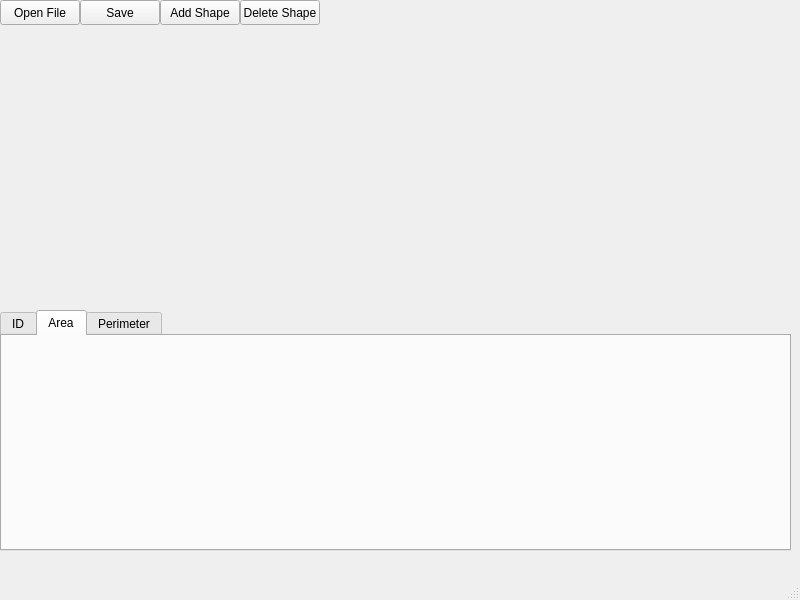
Qt form Group Project/ScrumOfTheEarth/mainwindow.ui (yosmo78/ScrumOfTheEarth) before a commit.
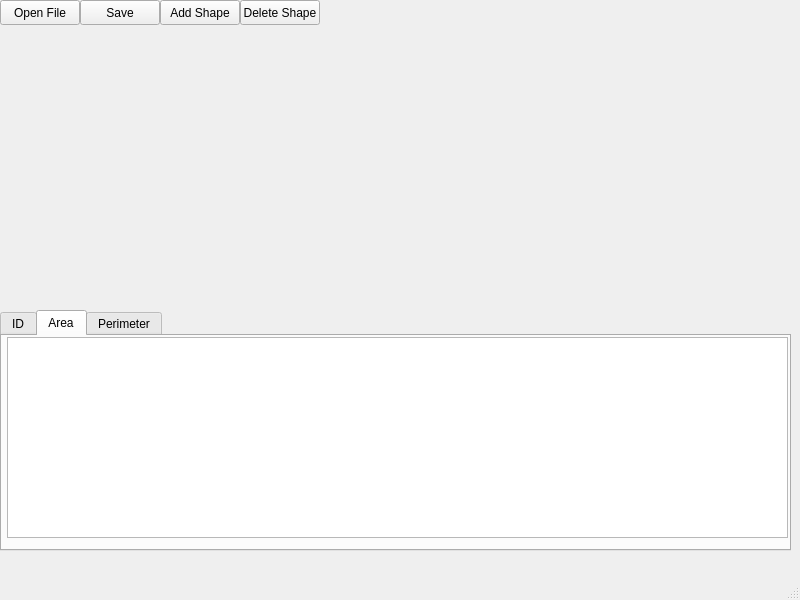
The same form after that commit. Custom widgets are drawn as their Qt base class.

What changed in the file:
```diff
--- a/Group Project/ScrumOfTheEarth/mainwindow.ui
+++ b/Group Project/ScrumOfTheEarth/mainwindow.ui
@@ -100,6 +100,16 @@
      <attribute name="title">
       <string>Area</string>
      </attribute>
+     <widget class="QTableWidget" name="Areatable">
+      <property name="geometry">
+       <rect>
+        <x>5</x>
+        <y>1</y>
+        <width>781</width>
+        <height>201</height>
+       </rect>
+      </property>
+     </widget>
     </widget>
     <widget class="QWidget" name="Peri">
      <attribute name="title">
```
Left out of the diff: 20 changed lines with no effect on the pictures.
